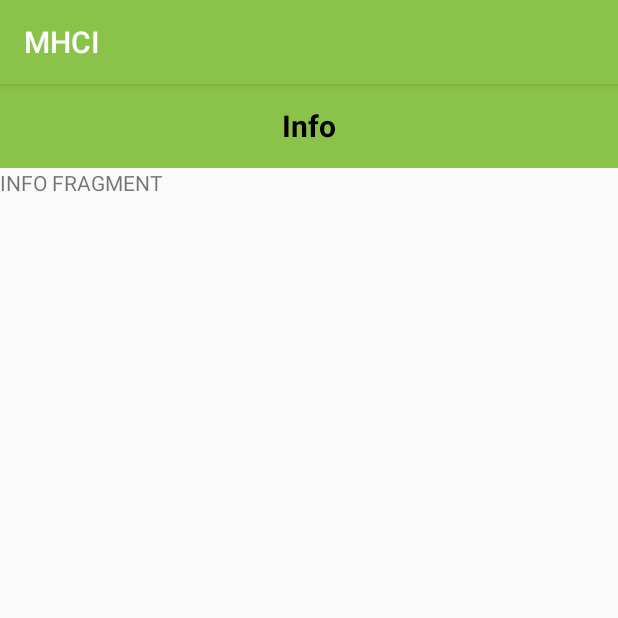
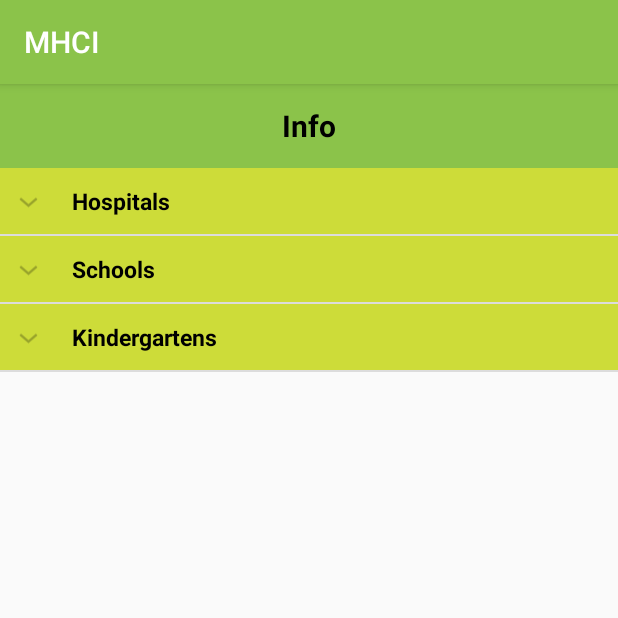
Before and after one commit to RaymondDubovik/MHCI, an Android app: the fragment InfoFragment shown on its own in the app's theme, on a phone screen of 412 x 824 dp, the top half of it. Run offline under Robolectric (Android 15) with nearby library versions, the light colour scheme and no system bars.

Commit message:
info fragment done

```diff
--- a/app/src/main/java/mhci/mhci/Fragments/InfoFragment.java
+++ b/app/src/main/java/mhci/mhci/Fragments/InfoFragment.java
@@ -5,13 +5,20 @@ import android.os.Bundle;
 import android.view.LayoutInflater;
 import android.view.View;
 import android.view.ViewGroup;
+import android.widget.ExpandableListView;
 
+import java.util.ArrayList;
+import java.util.HashMap;
+import java.util.List;
+
+import mhci.mhci.Lists.ExpandableListAdapter;
 import mhci.mhci.R;
 
 public class InfoFragment extends Fragment {
-    public InfoFragment() {
-        // Required empty public constructor
-    }
+	private ExpandableListAdapter listAdapter;
+	private ExpandableListView expListView;
+	private List<String> listDataHeader;
+	private HashMap<String, List<String>> listDataChild;
 
 
 	@Override
@@ -23,6 +30,56 @@ public class InfoFragment extends Fragment {
 	@Override
 	public View onCreateView(LayoutInflater inflater, ViewGroup container, Bundle savedInstanceState) {
 		// Inflate the layout for this fragment
-        return inflater.inflate(R.layout.fragment_info, container, false);
+		View view = inflater.inflate(R.layout.fragment_info, container, false);
+
+		expListView = (ExpandableListView) view.findViewById(R.id.lvExp);
+
+		// preparing list data
+		prepareListData();
+
+		listAdapter = new ExpandableListAdapter(getActivity(), listDataHeader, listDataChild);
+
+		// setting list adapter
+		expListView.setAdapter(listAdapter);
+
+		return view;
+	}
+
+
+	/*
+	 * Preparing the list data
+	 */
+	private void prepareListData() {
+		listDataHeader = new ArrayList<>();
+		listDataChild = new HashMap<>();
+
+		// Adding child data
+		listDataHeader.add("Hospitals");
+		listDataHeader.add("Schools");
+		listDataHeader.add("Kindergartens");
+
+		// Adding child data
+		List<String> hospitals = new ArrayList<>();
+		hospitals.add("TODO: DO http://www.yelp.co.uk/search?cflt=hospitals&find_loc=Hillhead%2C+Glasgow"); // TODO: do // http://www.yelp.co.uk/search?cflt=hospitals&find_loc=Hillhead%2C+Glasgow
+
+		List<String> schools = new ArrayList<>();
+		schools.add("Hillhead Primary School\n" +
+				"110 Otago Street, G12 8NS\n" +
+				"0141 339 1365\n" +
+				"hillheadprimaryglasgow.org/");
+		schools.add("Hillhead High School\n" +
+				"Oakfield Avenue, G12 8LJ\n" +
+				"0141 582 0100\n" +
+				"http://www.hillheadhigh.glasgow.sch.uk/");
+
+		List<String> kindergartens = new ArrayList<>();
+		kindergartens.add("Kelvinside Kindergarten\n" +
+				"17 Lancaster Crescent Lane, G12 0RS\n" +
+				"0141 334 1124\n" +
+				"http://kelvinside-kindergarten.co.uk/");
+
+		listDataChild.put(listDataHeader.get(0), hospitals);
+		listDataChild.put(listDataHeader.get(1), schools);
+		listDataChild.put(listDataHeader.get(2), kindergartens);
 	}
 }
--- /dev/null
+++ b/app/src/main/java/mhci/mhci/Lists/ExpandableListAdapter.java
@@ -0,0 +1,112 @@
+package mhci.mhci.Lists;
+
+import android.content.Context;
+import android.graphics.Typeface;
+import android.view.LayoutInflater;
+import android.view.View;
+import android.view.ViewGroup;
+import android.widget.BaseExpandableListAdapter;
+import android.widget.TextView;
+
+import java.util.HashMap;
+import java.util.List;
+
+import mhci.mhci.R;
+
+/**
+ * Author: Raymond Dubovik (https://github.com/RaymondDubovik)
+ * Date: 10.03.2016
+ */
+public class ExpandableListAdapter extends BaseExpandableListAdapter {
+	private Context context;
+	private List<String> listDataHeader; // header titles
+	// child data in format of header title, child title
+	private HashMap<String, List<String>> listDataChild;
+
+
+	public ExpandableListAdapter(Context context, List<String> listDataHeader, HashMap<String, List<String>> listChildData) {
+		this.context = context;
+		this.listDataHeader = listDataHeader;
+		this.listDataChild = listChildData;
+	}
+
+
+	@Override
+	public Object getChild(int groupPosition, int childPosititon) {
+		return this.listDataChild.get(this.listDataHeader.get(groupPosition)).get(childPosititon);
+	}
+
+
+	@Override
+	public long getChildId(int groupPosition, int childPosition) {
+		return childPosition;
+	}
+
+
+	@Override
+	public View getChildView(int groupPosition, final int childPosition, boolean isLastChild, View convertView, ViewGroup parent) {
+		final String childText = (String) getChild(groupPosition, childPosition);
+
+		if (convertView == null) {
+			LayoutInflater infalInflater = (LayoutInflater) this.context.getSystemService(Context.LAYOUT_INFLATER_SERVICE);
+			convertView = infalInflater.inflate(R.layout.list_item, null);
+		}
+
+		TextView txtListChild = (TextView) convertView.findViewById(R.id.tvChild);
+		txtListChild.setText(childText);
+
+		return convertView;
+	}
+
+
+	@Override
+	public int getChildrenCount(int groupPosition) {
+		return this.listDataChild.get(this.listDataHeader.get(groupPosition)).size();
+	}
+
+
+	@Override
+	public Object getGroup(int groupPosition) {
+		return this.listDataHeader.get(groupPosition);
+	}
+
+
+	@Override
+	public int getGroupCount() {
+		return this.listDataHeader.size();
+	}
+
+
+	@Override
+	public long getGroupId(int groupPosition) {
+		return groupPosition;
+	}
+
+
+	@Override
+	public View getGroupView(int groupPosition, boolean isExpanded, View convertView, ViewGroup parent) {
+		String headerTitle = (String) getGroup(groupPosition);
+		if (convertView == null) {
+			LayoutInflater infalInflater = (LayoutInflater) this.context.getSystemService(Context.LAYOUT_INFLATER_SERVICE);
+			convertView = infalInflater.inflate(R.layout.list_group, null);
+		}
+
+		TextView lblListHeader = (TextView) convertView.findViewById(R.id.lblListHeader);
+		lblListHeader.setTypeface(null, Typeface.BOLD);
+		lblListHeader.setText(headerTitle);
+
+		return convertView;
+	}
+
+
+	@Override
+	public boolean hasStableIds() {
+		return false;
+	}
+
+
+	@Override
+	public boolean isChildSelectable(int groupPosition, int childPosition) {
+		return false;
+	}
+}
--- a/app/src/main/res/layout/fragment_info.xml
+++ b/app/src/main/res/layout/fragment_info.xml
@@ -9,15 +9,15 @@
 		android:background="?attr/colorPrimary"
 		android:gravity="center"
 		android:text="Info"
+		android:textColor="@color/black"
 		android:textSize="20sp"
 		android:textStyle="bold"
-		android:textColor="@color/black"
 		/>
 
-	<!-- TODO: Update blank fragment layout -->
-	<TextView
+	<ExpandableListView
+		android:id="@+id/lvExp"
 		android:layout_width="match_parent"
-		android:layout_height="match_parent"
-		android:text="INFO FRAGMENT"/>
+		android:layout_height="0dp"
+		android:layout_weight="1"/>
 
 </LinearLayout>
--- /dev/null
+++ b/app/src/main/res/layout/layout_header.xml
@@ -0,0 +1,17 @@
+<?xml version="1.0" encoding="utf-8"?>
+<LinearLayout xmlns:android="http://schemas.android.com/apk/res/android"
+			  android:orientation="vertical"
+			  android:layout_width="match_parent"
+			  android:layout_height="wrap_content">
+
+	<TextView
+		android:id="@+id/lblListHeader"
+		android:layout_width="match_parent"
+		android:layout_height="wrap_content"
+		android:paddingTop="3dp"
+		android:paddingBottom="3dp"
+		android:paddingLeft="?android:attr/expandableListPreferredItemPaddingLeft"
+		android:textColor="@color/black"
+		android:textSize="15sp"
+		android:textStyle="bold"/>
+</LinearLayout>
--- /dev/null
+++ b/app/src/main/res/layout/list_group.xml
@@ -0,0 +1,11 @@
+<?xml version="1.0" encoding="utf-8"?>
+<LinearLayout xmlns:android="http://schemas.android.com/apk/res/android"
+			  android:layout_width="match_parent"
+			  android:layout_height="wrap_content"
+			  android:background="@color/colorAccent"
+			  android:orientation="vertical"
+			  android:padding="8dp">
+
+	<include layout="@layout/layout_header"/>
+
+</LinearLayout>
--- /dev/null
+++ b/app/src/main/res/layout/list_item.xml
@@ -0,0 +1,20 @@
+<?xml version="1.0" encoding="utf-8"?>
+<LinearLayout xmlns:android="http://schemas.android.com/apk/res/android"
+			  android:layout_width="match_parent"
+			  android:layout_height="wrap_content"
+			  android:orientation="vertical">
+
+	<TextView
+		android:id="@+id/tvChild"
+		android:layout_width="match_parent"
+		android:layout_height="wrap_content"
+		android:autoLink="web"
+		android:linksClickable="true"
+		android:paddingBottom="3dp"
+		android:textColorLink="#0000EE"
+		android:paddingLeft="?android:attr/expandableListPreferredChildPaddingLeft"
+		android:paddingTop="3dp"
+		android:layout_marginBottom="5dp"
+		android:singleLine="false"/>
+
+</LinearLayout>
```
Lines whose indentation alone changed are shown as unchanged.
